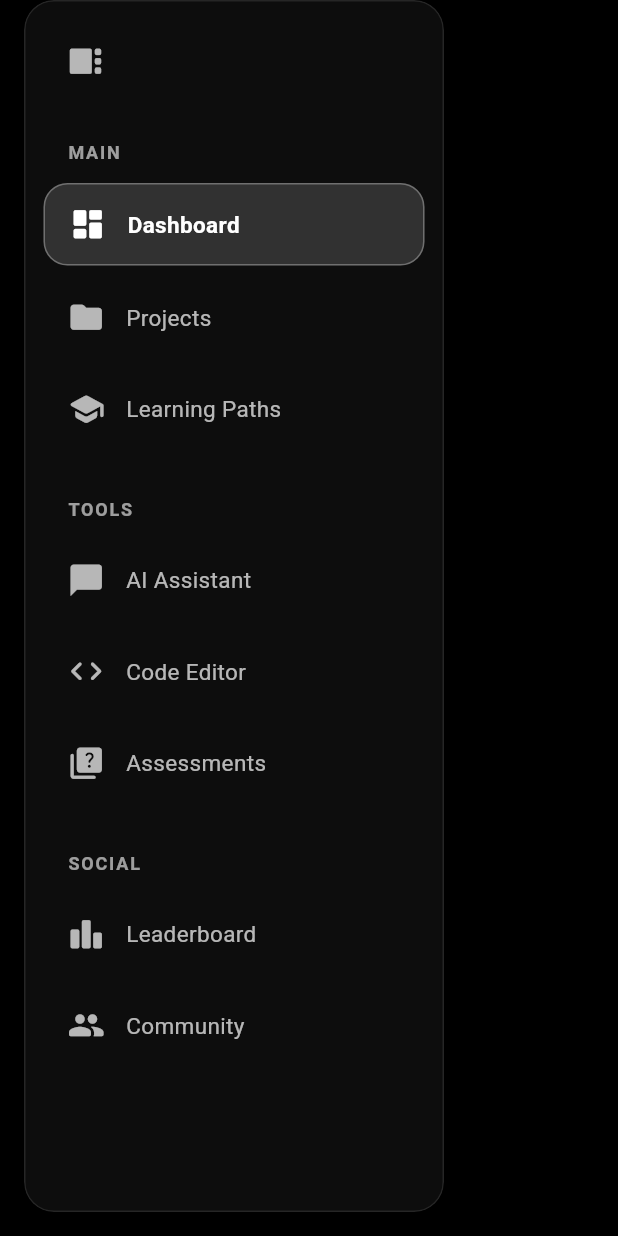
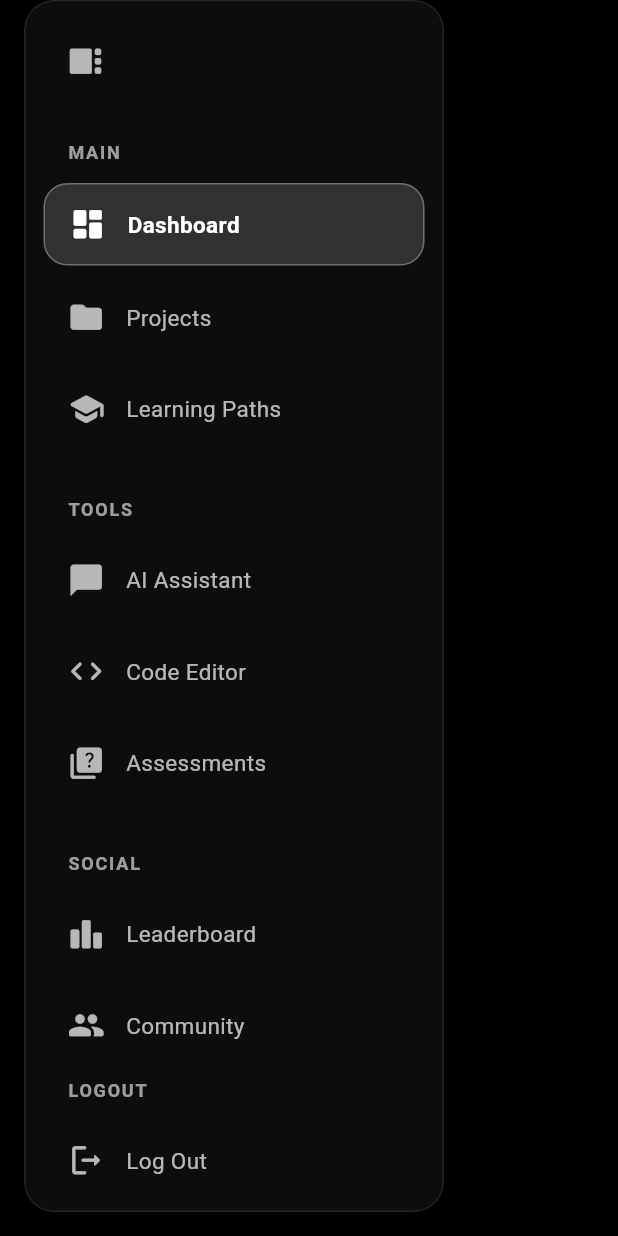
Before and after one commit to abboah/codemate, a Flutter app: the DesktopSidebar widget shown alone on an empty page, opened directly, on a phone screen of 412 x 824 dp. Run offline on Flutter 3.47's test engine with Material 3 defaults, Android fonts, the phone set to English and light mode, and no system bars; our stand-ins replace flutter_highlight, flutter_riverpod, supabase_flutter; accounts and stored records are empty.

Commit message:
logout test

```diff
--- a/lib/layouts/desktop_sidebar.dart
+++ b/lib/layouts/desktop_sidebar.dart
@@ -126,6 +126,17 @@ class _DesktopSidebarState extends ConsumerState<DesktopSidebar>
                           ),
                         ],
                       ),
+                      NavSection(
+                        title: 'LOGOUT',
+                        items: [
+                          NavItem(
+                            icon: Icons.logout_rounded,
+                            label: "Log Out",
+                            index: 8,
+                            isExpanded: isExpanded,
+                          ),
+                        ],
+                      ),
                     ],
                   ),
                 ),
--- a/lib/main.dart
+++ b/lib/main.dart
@@ -30,7 +30,7 @@ class MyApp extends StatelessWidget {
       debugShowCheckedModeBanner: false,
       darkTheme: darkTheme,
       themeMode: ThemeMode.dark,
-      home: AuthGate(),
+      home: RobinDashboardMinimal(),
     );
   }
 }
```
Also changed, not shown: lib/layouts/nav_section.dart (+50 -0 lines).
